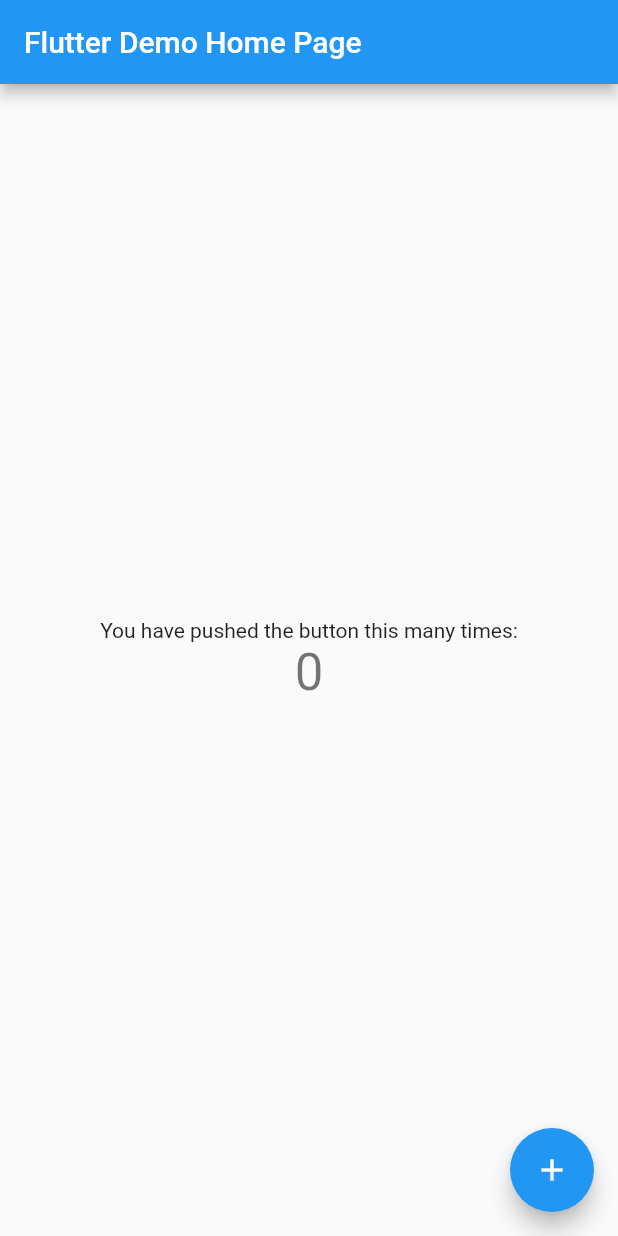
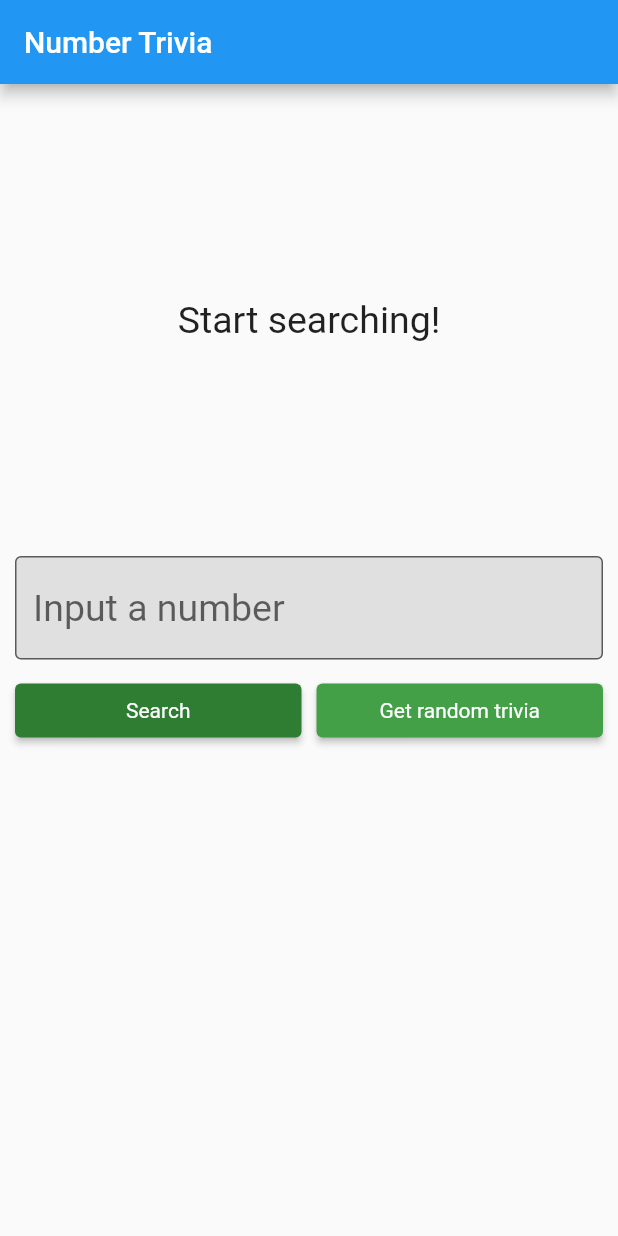
Before and after one commit to ArthurGabrieel/number-trivia, a Flutter app: the screen it shows after launch, on a phone screen of 412 x 824 dp. Run offline on Flutter 3.47's test engine with Material 2 defaults, Android fonts, the phone set to English and light mode, and no system bars; our stand-ins replace bloc, dartz, dio, equatable, flutter_bloc, get_it and 2 more.

Commit message:
feat: number trivia presentation layer

```diff
--- a/analysis_options.yaml
+++ b/analysis_options.yaml
@@ -24,6 +24,7 @@ linter:
   rules:
     # avoid_print: false  # Uncomment to disable the `avoid_print` rule
     prefer_single_quotes: true  # Uncomment to enable the `prefer_single_quotes` rule
+    constant_identifier_names: false
 
 # Additional information about this file can be found at
 # https://dart.dev/guides/language/analysis-options
--- a/lib/features/number_trivia/data/datasources/number_trivia_remote_data_source.dart
+++ b/lib/features/number_trivia/data/datasources/number_trivia_remote_data_source.dart
@@ -18,6 +18,7 @@ class NumberTriviaRemoteDataSourceImpl implements NumberTriviaRemoteDataSource {
       baseUrl: 'http://numbersapi.com',
       connectTimeout: const Duration(seconds: 3),
       receiveTimeout: const Duration(seconds: 3),
+      headers: {'Content-Type': 'application/json'},
     );
   }
 
--- /dev/null
+++ b/lib/features/number_trivia/presentation/bloc/number_trivia_bloc.dart
@@ -0,0 +1,69 @@
+import 'package:bloc/bloc.dart';
+import 'package:dartz/dartz.dart';
+import 'package:equatable/equatable.dart';
+import 'package:number_trivia/core/error/failures.dart';
+import 'package:number_trivia/core/usecases/usecase.dart';
+import 'package:number_trivia/core/util/input_converter.dart';
+import 'package:number_trivia/features/number_trivia/domain/entities/number_trivia.dart';
+import 'package:number_trivia/features/number_trivia/domain/usecases/get_concrete_number_trivia.dart';
+import 'package:number_trivia/features/number_trivia/domain/usecases/get_random_number_trivia.dart';
+
+part 'number_trivia_event.dart';
+part 'number_trivia_state.dart';
+
+const SERVER_FAILURE_MESSAGE = 'Server Failure';
+const CACHE_FAILURE_MESSAGE = 'Cache Failure';
+const INVALID_INPUT_FAILURE_MESSAGE =
+    'Invalid Input - The number must be a positive integer';
+
+class NumberTriviaBloc extends Bloc<NumberTriviaEvent, NumberTriviaState> {
+  final GetConcreteNumberTrivia getConcreteNumberTrivia;
+  final GetRandomNumberTrivia getRandomNumberTrivia;
+  final InputConverter inputConverter;
+
+  NumberTriviaBloc({
+    required this.getConcreteNumberTrivia,
+    required this.getRandomNumberTrivia,
+    required this.inputConverter,
+  }) : super(Empty()) {
+    on<NumberTriviaEvent>((event, emit) async {
+      if (event is GetTriviaForConcreteNumber) {
+        final input =
+            inputConverter.stringToUnsignedInteger(event.numberString);
+
+        input.fold(
+          (_) => emit(const Error(message: INVALID_INPUT_FAILURE_MESSAGE)),
+          (integer) async {
+            emit(Loading());
+            final failureOrTrivia =
+                await getConcreteNumberTrivia(Params(integer));
+            failureOrTrivia.fold(
+              (failure) => emit(Error(message: _mapFailureToString(failure))),
+              (trivia) => emit(Loaded(trivia: trivia)),
+            );
+          },
+        );
+      }
+
+      if (event is GetTriviaForRandomNumber) {
+        emit(Loading());
+        final failureOrTrivia = await getRandomNumberTrivia(NoParams());
+        failureOrTrivia.fold(
+          (failure) => emit(Error(message: _mapFailureToString(failure))),
+          (trivia) => emit(Loaded(trivia: trivia)),
+        );
+      }
+    });
+  }
+
+  String _mapFailureToString(Failure failure) {
+    switch (failure.runtimeType) {
+      case ServerFailure:
+        return SERVER_FAILURE_MESSAGE;
+      case CacheFailure:
+        return CACHE_FAILURE_MESSAGE;
+      default:
+        return 'Unexpected Error';
+    }
+  }
+}
--- /dev/null
+++ b/lib/features/number_trivia/presentation/bloc/number_trivia_event.dart
@@ -0,0 +1,19 @@
+part of 'number_trivia_bloc.dart';
+
+abstract class NumberTriviaEvent extends Equatable {
+  const NumberTriviaEvent();
+
+  @override
+  List<Object> get props => [];
+}
+
+class GetTriviaForConcreteNumber extends NumberTriviaEvent {
+  final String numberString;
+
+  const GetTriviaForConcreteNumber(this.numberString);
+
+  @override
+  List<Object> get props => [numberString];
+}
+
+class GetTriviaForRandomNumber extends NumberTriviaEvent {}
--- /dev/null
+++ b/lib/features/number_trivia/presentation/bloc/number_trivia_state.dart
@@ -0,0 +1,30 @@
+part of 'number_trivia_bloc.dart';
+
+abstract class NumberTriviaState extends Equatable {
+  const NumberTriviaState();
+
+  @override
+  List<Object> get props => [];
+}
+
+class Empty extends NumberTriviaState {}
+
+class Loading extends NumberTriviaState {}
+
+class Loaded extends NumberTriviaState {
+  final NumberTrivia trivia;
+
+  const Loaded({required this.trivia});
+
+  @override
+  List<Object> get props => [trivia];
+}
+
+class Error extends NumberTriviaState {
+  final String message;
+
+  const Error({required this.message});
+
+  @override
+  List<Object> get props => [message];
+}
--- /dev/null
+++ b/lib/features/number_trivia/presentation/pages/number_trivia_page.dart
@@ -0,0 +1,65 @@
+import 'package:flutter/material.dart';
+import 'package:flutter_bloc/flutter_bloc.dart';
+import 'package:number_trivia/features/number_trivia/presentation/bloc/number_trivia_bloc.dart';
+import 'package:number_trivia/features/number_trivia/presentation/widgets/loading_widget.dart';
+import 'package:number_trivia/features/number_trivia/presentation/widgets/message_display.dart';
+import 'package:number_trivia/features/number_trivia/presentation/widgets/trivia_controls.dart';
+import 'package:number_trivia/features/number_trivia/presentation/widgets/trivia_display.dart';
+import 'package:number_trivia/injection_container.dart';
+
+class NumberTriviaPage extends StatelessWidget {
+  const NumberTriviaPage({super.key});
+
+  @override
+  Widget build(BuildContext context) {
+    return Scaffold(
+      appBar: AppBar(
+        title: const Text('Number Trivia'),
+      ),
+      body: SingleChildScrollView(
+        child: buildBody(context),
+      ),
+    );
+  }
+
+  BlocProvider<NumberTriviaBloc> buildBody(BuildContext context) {
+    return BlocProvider(
+      create: (_) => sl<NumberTriviaBloc>(),
+      child: Center(
+        child: Padding(
+          padding: const EdgeInsets.all(10.0),
+          child: Column(
+            mainAxisAlignment: MainAxisAlignment.center,
+            children: [
+              const SizedBox(height: 10),
+              BlocBuilder<NumberTriviaBloc, NumberTriviaState>(
+                bloc: sl<NumberTriviaBloc>(),
+                builder: (context, state) {
+                  if (state is Empty) {
+                    return const MessageDisplay(message: 'Start searching!');
+                  }
+                  if (state is Loading) {
+                    return const LoadingWidget();
+                  }
+                  if (state is Loaded) {
+                    return TriviaDisplay(trivia: state.trivia);
+                  }
+                  if (state is Error) {
+                    return MessageDisplay(
+                      message: state.message,
+                    );
+                  }
+                  return Container(
+                    height: MediaQuery.of(context).size.height / 3,
+                  );
+                },
+              ),
+              const SizedBox(height: 20),
+              const TriviaControls()
+            ],
+          ),
+        ),
+      ),
+    );
+  }
+}
--- /dev/null
+++ b/lib/features/number_trivia/presentation/widgets/message_display.dart
@@ -0,0 +1,26 @@
+import 'package:flutter/material.dart';
+
+class MessageDisplay extends StatelessWidget {
+  const MessageDisplay({
+    super.key,
+    required this.message,
+  });
+
+  final String message;
+
+  @override
+  Widget build(BuildContext context) {
+    return SizedBox(
+      height: MediaQuery.of(context).size.height / 3,
+      child: Center(
+        child: SingleChildScrollView(
+          child: Text(
+            message,
+            textAlign: TextAlign.center,
+            style: const TextStyle(fontSize: 25),
+          ),
+        ),
+      ),
+    );
+  }
+}
--- /dev/null
+++ b/lib/features/number_trivia/presentation/widgets/trivia_controls.dart
@@ -0,0 +1,80 @@
+import 'package:flutter/material.dart';
+import 'package:flutter_bloc/flutter_bloc.dart';
+import 'package:number_trivia/features/number_trivia/presentation/bloc/number_trivia_bloc.dart';
+
+class TriviaControls extends StatefulWidget {
+  const TriviaControls({
+    super.key,
+  });
+
+  @override
+  State<TriviaControls> createState() => _TriviaControlsState();
+}
+
+class _TriviaControlsState extends State<TriviaControls> {
+  String? input;
+  final controller = TextEditingController();
+
+  @override
+  Widget build(BuildContext context) {
+    return Column(
+      children: [
+        TextField(
+          controller: controller,
+          onChanged: (value) => input = value,
+          keyboardType: TextInputType.number,
+          onSubmitted: (_) => addConcrete(),
+          decoration: InputDecoration(
+            border: const OutlineInputBorder(),
+            hintText: 'Input a number',
+            filled: true,
+            fillColor: Colors.grey.shade300,
+          ),
+          style: const TextStyle(fontSize: 25),
+        ),
+        const SizedBox(height: 10),
+        Row(
+          children: [
+            Expanded(
+              child: ElevatedButton(
+                style: ElevatedButton.styleFrom(
+                  backgroundColor: Theme.of(context).primaryColor,
+                  textStyle: const TextStyle(color: Colors.white),
+                ),
+                onPressed: addConcrete,
+                child: const Text('Search'),
+              ),
+            ),
+            const SizedBox(width: 10),
+            Expanded(
+              child: ElevatedButton(
+                style: ElevatedButton.styleFrom(
+                  backgroundColor: Theme.of(context).colorScheme.secondary,
+                  textStyle: const TextStyle(color: Colors.white),
+                ),
+                onPressed: () {},
+                child: const Text('Get random trivia'),
+              ),
+            ),
+          ],
+        )
+      ],
+    );
+  }
+
+  void addConcrete() {
+    if (input != null && input!.isNotEmpty) {
+      BlocProvider.of<NumberTriviaBloc>(context).add(
+        GetTriviaForConcreteNumber(input!),
+      );
+      controller.clear();
+    }
+  }
+
+  void addRandom() {
+    BlocProvider.of<NumberTriviaBloc>(context).add(
+      GetTriviaForRandomNumber(),
+    );
+    controller.clear();
+  }
+}
--- a/lib/main.dart
+++ b/lib/main.dart
@@ -1,115 +1,24 @@
 import 'package:flutter/material.dart';
+import 'package:number_trivia/features/number_trivia/presentation/pages/number_trivia_page.dart';
+import 'package:number_trivia/injection_container.dart';
 
-void main() {
-  runApp(const MyApp());
+void main() async {
+  await init();
+  runApp(const NumberTriviaApp());
 }
 
-class MyApp extends StatelessWidget {
-  const MyApp({super.key});
+class NumberTriviaApp extends StatelessWidget {
+  const NumberTriviaApp({super.key});
 
-  // This widget is the root of your application.
   @override
   Widget build(BuildContext context) {
     return MaterialApp(
-      title: 'Flutter Demo',
+      title: 'Number Trivia',
       theme: ThemeData(
-        // This is the theme of your application.
-        //
-        // Try running your application with "flutter run". You'll see the
-        // application has a blue toolbar. Then, without quitting the app, try
-        // changing the primarySwatch below to Colors.green and then invoke
-        // "hot reload" (press "r" in the console where you ran "flutter run",
-        // or simply save your changes to "hot reload" in a Flutter IDE).
-        // Notice that the counter didn't reset back to zero; the application
-        // is not restarted.
-        primarySwatch: Colors.blue,
-      ),
-      home: const MyHomePage(title: 'Flutter Demo Home Page'),
+          primaryColor: Colors.green.shade800,
+          colorScheme: ColorScheme.fromSwatch()
+              .copyWith(secondary: Colors.green.shade600)),
+      home: const NumberTriviaPage(),
     );
   }
 }
-
-class MyHomePage extends StatefulWidget {
-  const MyHomePage({super.key, required this.title});
-
-  // This widget is the home page of your application. It is stateful, meaning
-  // that it has a State object (defined below) that contains fields that affect
-  // how it looks.
-
-  // This class is the configuration for the state. It holds the values (in this
-  // case the title) provided by the parent (in this case the App widget) and
-  // used by the build method of the State. Fields in a Widget subclass are
-  // always marked "final".
-
-  final String title;
-
-  @override
-  State<MyHomePage> createState() => _MyHomePageState();
-}
-
-class _MyHomePageState extends State<MyHomePage> {
-  int _counter = 0;
-
-  void _incrementCounter() {
-    setState(() {
-      // This call to setState tells the Flutter framework that something has
-      // changed in this State, which causes it to rerun the build method below
-      // so that the display can reflect the updated values. If we changed
-      // _counter without calling setState(), then the build method would not be
-      // called again, and so nothing would appear to happen.
-      _counter++;
-    });
-  }
-
-  @override
-  Widget build(BuildContext context) {
-    // This method is rerun every time setState is called, for instance as done
-    // by the _incrementCounter method above.
-    //
-    // The Flutter framework has been optimized to make rerunning build methods
-    // fast, so that you can just rebuild anything that needs updating rather
-    // than having to individually change instances of widgets.
-    return Scaffold(
-      appBar: AppBar(
-        // Here we take the value from the MyHomePage object that was created by
-        // the App.build method, and use it to set our appbar title.
-        title: Text(widget.title),
-      ),
-      body: Center(
-        // Center is a layout widget. It takes a single child and positions it
-        // in the middle of the parent.
-        child: Column(
-          // Column is also a layout widget. It takes a list of children and
-          // arranges them vertically. By default, it sizes itself to fit its
-          // children horizontally, and tries to be as tall as its parent.
-          //
-          // Invoke "debug painting" (press "p" in the console, choose the
-          // "Toggle Debug Paint" action from the Flutter Inspector in Android
-          // Studio, or the "Toggle Debug Paint" command in Visual Studio Code)
-          // to see the wireframe for each widget.
-          //
-          // Column has various properties to control how it sizes itself and
-          // how it positions its children. Here we use mainAxisAlignment to
-          // center the children vertically; the main axis here is the vertical
-          // axis because Columns are vertical (the cross axis would be
-          // horizontal).
-          mainAxisAlignment: MainAxisAlignment.center,
-          children: <Widget>[
-            const Text(
-              'You have pushed the button this many times:',
-            ),
-            Text(
-              '$_counter',
-              style: Theme.of(context).textTheme.headlineMedium,
-            ),
-          ],
-        ),
-      ),
-      floatingActionButton: FloatingActionButton(
-        onPressed: _incrementCounter,
-        tooltip: 'Increment',
-        child: const Icon(Icons.add),
-      ), // This trailing comma makes auto-formatting nicer for build methods.
-    );
-  }
-}
--- a/pubspec.yaml
+++ b/pubspec.yaml
@@ -34,6 +34,7 @@ dependencies:
   get_it: ^7.6.0
   # Bloc for state management
   flutter_bloc: ^8.0.0
+  bloc: ^8.1.2
   # Value equality
   equatable: ^2.0.5
   # Functional programming thingies
```
Also changed, not shown: lib/core/util/input_converter.dart (added, +13 -0 lines), lib/features/number_trivia/presentation/widgets/loading_widget.dart (added, +13 -0 lines), lib/features/number_trivia/presentation/widgets/trivia_display.dart (added, +40 -0 lines), lib/injection_container.dart (added, +59 -0 lines), 2 other files.
